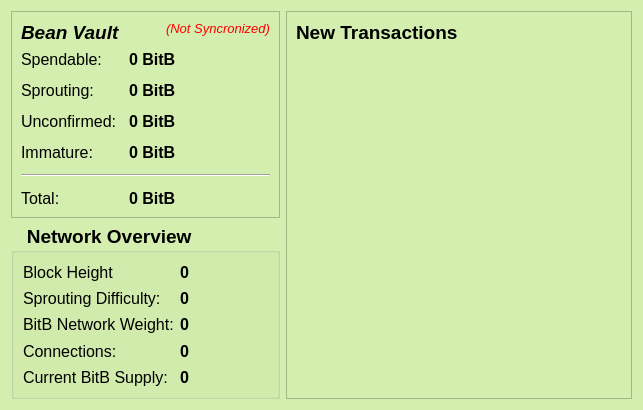
teambean/BeanCash, file src/qt/forms/overviewpage.ui: the form before one commit.
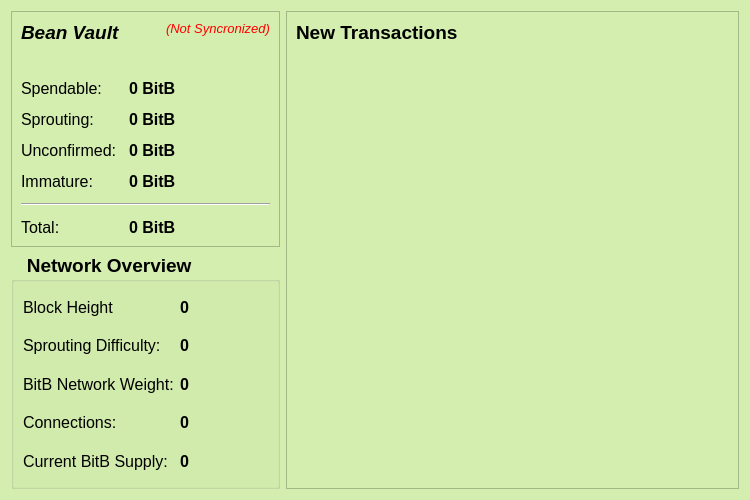
The form after the commit. Icons and pictures are not drawn.

Patch:
```diff
--- a/src/qt/forms/overviewpage.ui
+++ b/src/qt/forms/overviewpage.ui
@@ -6,8 +6,8 @@
    <rect>
     <x>0</x>
     <y>0</y>
-    <width>643</width>
-    <height>410</height>
+    <width>750</width>
+    <height>500</height>
    </rect>
   </property>
   <property name="palette">
```
